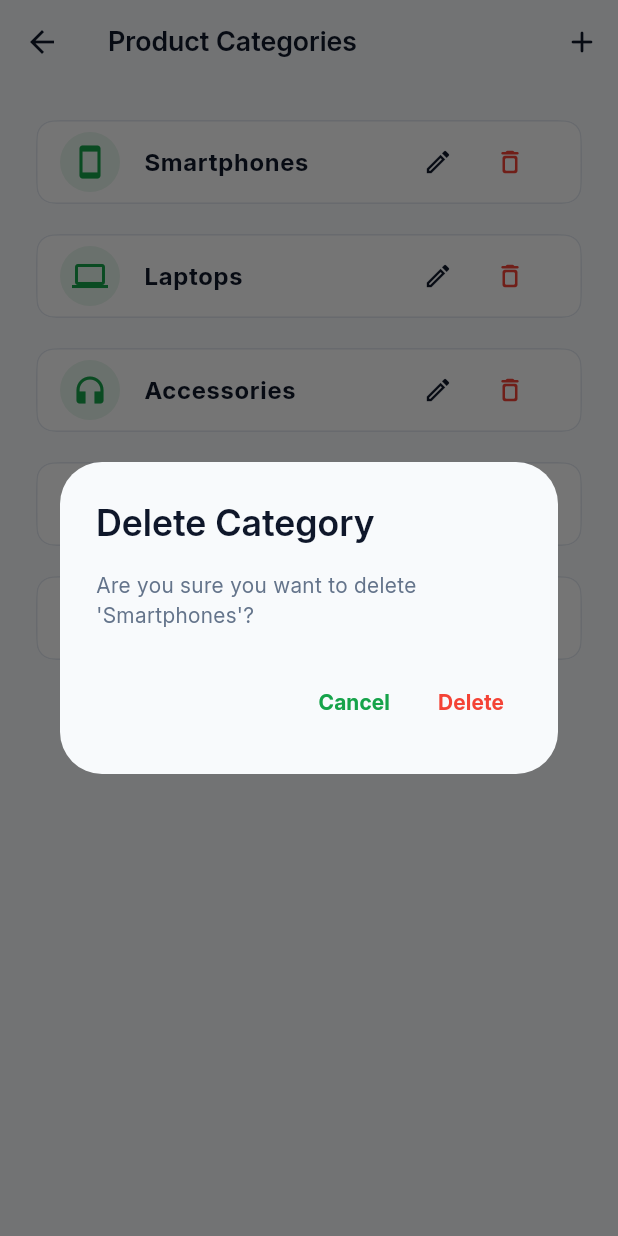
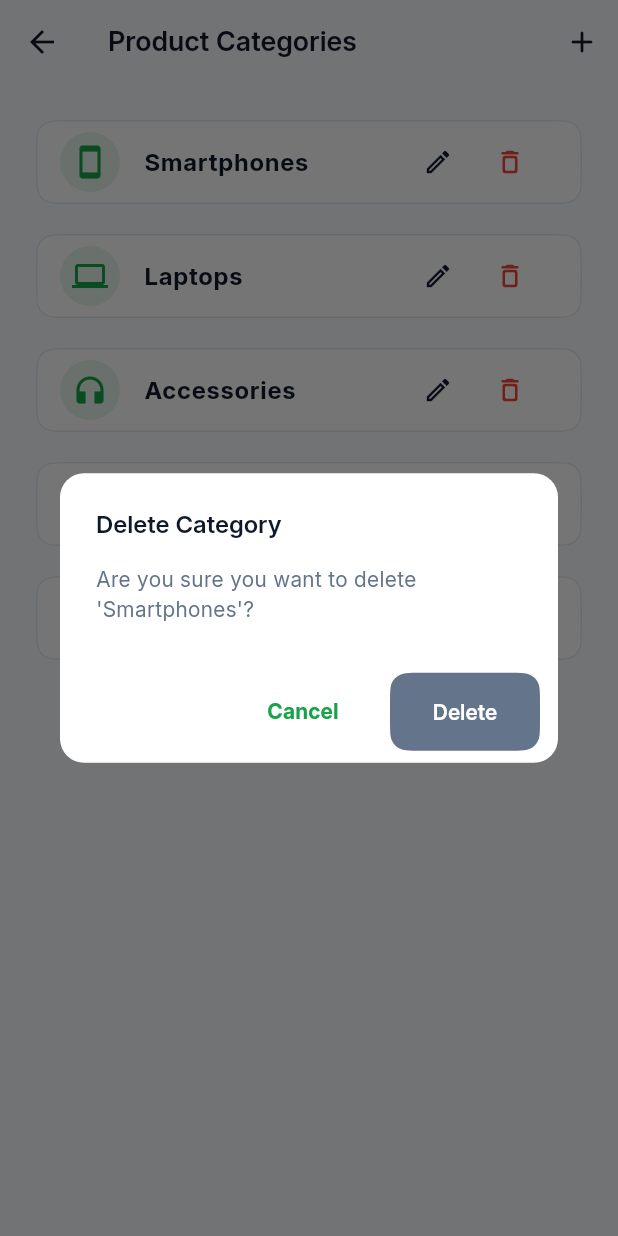
Before and after one commit to muhd-fahad/shelfo, a Flutter app: the CategoriesSettingsScreen screen opened by its route, after a tap on the "delete outline" icon, on a phone screen of 412 x 824 dp. Run offline on Flutter 3.47's test engine with Material 3 defaults, Android fonts, the phone set to English and light mode, and no system bars; our stand-ins replace flutter_svg, hive_ce, hive_ce_flutter; accounts and stored records are empty; statements that could not run were skipped.

Commit message:
screen updated - category_settings, edit_category

```diff
--- a/lib/screens/settings/categories_settings_screen.dart
+++ b/lib/screens/settings/categories_settings_screen.dart
@@ -5,6 +5,7 @@ import 'package:shelfo/screens/settings/edit_category_screen.dart';
 import 'package:shelfo/utils/theme/theme.dart';
 import 'package:shelfo/utils/theme/theme_constants.dart';
 
+import 'package:shelfo/widgets/sfo_common/sfo_dialog.dart';
 import '../../models/category/category_model.dart';
 
 class CategoriesSettingsScreen extends StatelessWidget {
@@ -83,25 +84,17 @@ class CategoriesSettingsScreen extends StatelessWidget {
   }
 
   void _showDeleteConfirmation(BuildContext context, Category category) {
-    showDialog(
-      context: context,
-      builder: (context) => AlertDialog(
-        title: const Text("Delete Category"),
-        content: Text("Are you sure you want to delete '${category.name}'?"),
-        actions: [
-          TextButton(
-            onPressed: () => Navigator.pop(context),
-            child: const Text("Cancel"),
-          ),
-          TextButton(
-            onPressed: () {
-              Provider.of<CategoryProvider>(context, listen: false).deleteCategory(category);
-              Navigator.pop(context);
-            },
-            child: const Text("Delete", style: TextStyle(color: Colors.red)),
-          ),
-        ],
-      ),
+    SFODialog.show(
+      context,
+      title: "Delete Category",
+      message: "Are you sure you want to delete '${category.name}'?",
+      primaryActionText: "Delete",
+      onPrimaryAction: () {
+        Provider.of<CategoryProvider>(context, listen: false).deleteCategory(category);
+        Navigator.pop(context);
+      },
+      secondaryActionText: "Cancel",
+      isDestructive: true,
     );
   }
 }
```
Also changed, not shown: lib/screens/settings/edit_category_screen.dart (+5 -2 lines).
